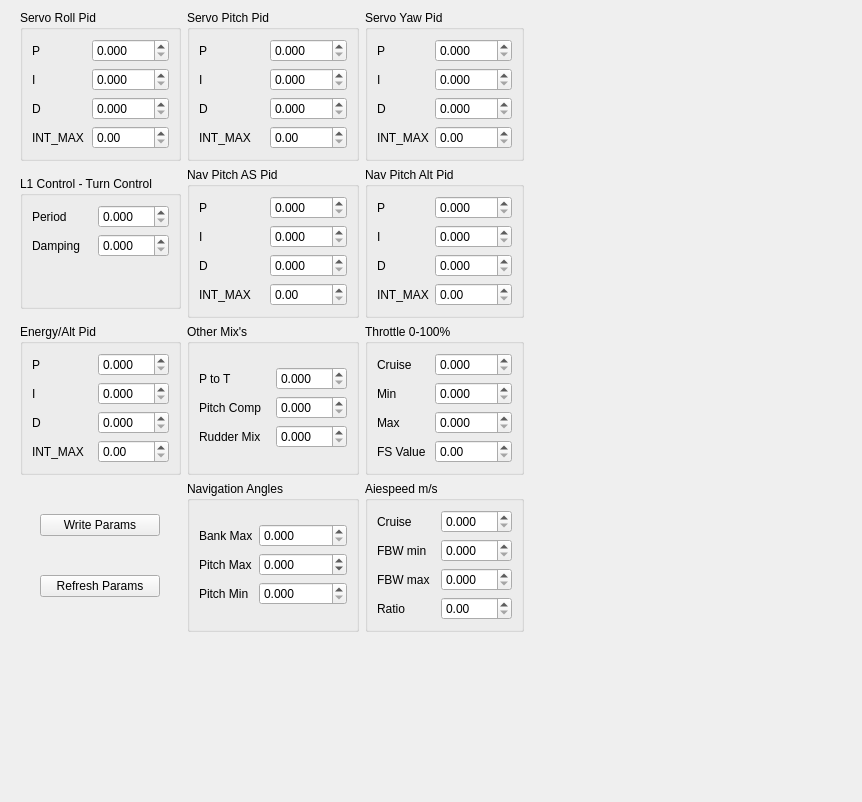
First picture: the form in src/ui/configuration/ArduPlanePidConfig.ui, repository ArduPilot/apm_planner, before the edit.
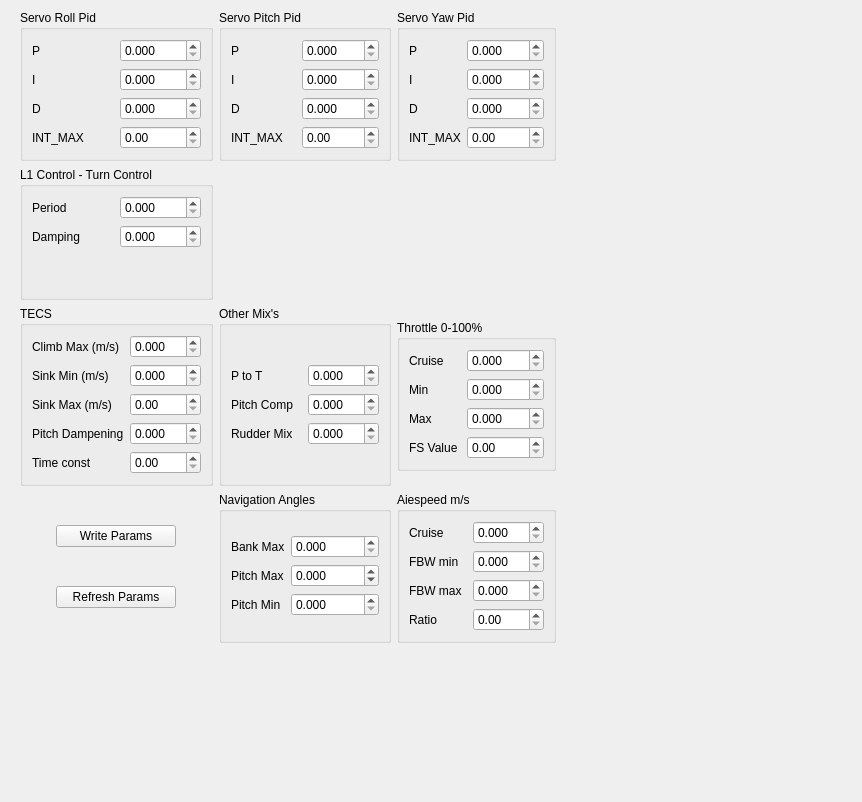
Second picture: the form after the edit.

Commit message: Update APM:Plane PIDs to reflect the new TECS system

Patch:
```diff
--- a/src/ui/configuration/ArduPlanePidConfig.ui
+++ b/src/ui/configuration/ArduPlanePidConfig.ui
@@ -228,107 +228,6 @@
       </layout>
      </widget>
     </item>
-    <item row="1" column="1">
-     <widget class="QGroupBox" name="groupBox_4">
-      <property name="sizePolicy">
-       <sizepolicy hsizetype="Preferred" vsizetype="Fixed">
-        <horstretch>0</horstretch>
-        <verstretch>0</verstretch>
-       </sizepolicy>
-      </property>
-      <property name="title">
-       <string>Nav Pitch AS Pid</string>
-      </property>
-      <layout class="QVBoxLayout" name="verticalLayout_17">
-       <item>
-        <layout class="QHBoxLayout" name="horizontalLayout_5">
-         <item>
-          <layout class="QVBoxLayout" name="verticalLayout_9">
-           <item>
-            <widget class="QLabel" name="label_17">
-             <property name="text">
-              <string>P</string>
-             </property>
-            </widget>
-           </item>
-           <item>
-            <widget class="QLabel" name="label_18">
-             <property name="text">
-              <string>I</string>
-             </property>
-            </widget>
-           </item>
-           <item>
-            <widget class="QLabel" name="label_19">
-             <property name="text">
-              <string>D</string>
-             </property>
-            </widget>
-           </item>
-           <item>
-            <widget class="QLabel" name="label_20">
-             <property name="text">
-              <string>INT_MAX</string>
-             </property>
-            </widget>
-           </item>
-          </layout>
-         </item>
-         <item>
-          <layout class="QVBoxLayout" name="verticalLayout_10">
-           <item>
-            <widget class="QDoubleSpinBox" name="navASPSpinBox">
-             <property name="decimals">
-              <number>3</number>
-             </property>
-             <property name="maximum">
-              <double>100.000000000000000</double>
-             </property>
-             <property name="singleStep">
-              <double>0.001000000000000</double>
-             </property>
-            </widget>
-           </item>
-           <item>
-            <widget class="QDoubleSpinBox" name="navASISpinBox">
-             <property name="decimals">
-              <number>3</number>
-             </property>
-             <property name="maximum">
-              <double>100.000000000000000</double>
-             </property>
-             <property name="singleStep">
-              <double>0.001000000000000</double>
-             </property>
-            </widget>
-           </item>
-           <item>
-            <widget class="QDoubleSpinBox" name="navASDSpinBox">
-             <property name="decimals">
-              <number>3</number>
-             </property>
-             <property name="maximum">
-              <double>100.000000000000000</double>
-             </property>
-             <property name="singleStep">
-              <double>0.001000000000000</double>
-             </property>
-            </widget>
-           </item>
-           <item>
-            <widget class="QDoubleSpinBox" name="navASIMAXSpinBox">
-             <property name="maximum">
-              <double>10000.000000000000000</double>
-             </property>
-            </widget>
-           </item>
-          </layout>
-         </item>
-        </layout>
-       </item>
-      </layout>
-     </widget>
-    </item>
     <item row="0" column="0">
      <widget class="QGroupBox" name="groupBox">
       <property name="sizePolicy">
@@ -430,107 +329,6 @@
       </layout>
      </widget>
     </item>
-    <item row="1" column="2">
-     <widget class="QGroupBox" name="groupBox_6">
-      <property name="sizePolicy">
-       <sizepolicy hsizetype="Preferred" vsizetype="Fixed">
-        <horstretch>0</horstretch>
-        <verstretch>0</verstretch>
-       </sizepolicy>
-      </property>
-      <property name="title">
-       <string>Nav Pitch Alt Pid</string>
-      </property>
-      <layout class="QVBoxLayout" name="verticalLayout_18">
-       <item>
-        <layout class="QHBoxLayout" name="horizontalLayout_6">
-         <item>
-          <layout class="QVBoxLayout" name="verticalLayout_11">
-           <item>
-            <widget class="QLabel" name="label_21">
-             <property name="text">
-              <string>P</string>
-             </property>
-            </widget>
-           </item>
-           <item>
-            <widget class="QLabel" name="label_22">
-             <property name="text">
-              <string>I</string>
-             </property>
-            </widget>
-           </item>
-           <item>
-            <widget class="QLabel" name="label_23">
-             <property name="text">
-              <string>D</string>
-             </property>
-            </widget>
-           </item>
-           <item>
-            <widget class="QLabel" name="label_24">
-             <property name="text">
-              <string>INT_MAX</string>
-             </property>
-            </widget>
-           </item>
-          </layout>
-         </item>
-         <item>
-          <layout class="QVBoxLayout" name="verticalLayout_12">
-           <item>
-            <widget class="QDoubleSpinBox" name="navAltPSpinBox">
-             <property name="decimals">
-              <number>3</number>
-             </property>
-             <property name="maximum">
-              <double>100.000000000000000</double>
-             </property>
-             <property name="singleStep">
-              <double>0.001000000000000</double>
-             </property>
-            </widget>
-           </item>
-           <item>
-            <widget class="QDoubleSpinBox" name="navAltISpinBox">
-             <property name="decimals">
-              <number>3</number>
-             </property>
-             <property name="maximum">
-              <double>100.000000000000000</double>
-             </property>
-             <property name="singleStep">
-              <double>0.001000000000000</double>
-             </property>
-            </widget>
-           </item>
-           <item>
-            <widget class="QDoubleSpinBox" name="navAltDSpinBox">
-             <property name="decimals">
-              <number>3</number>
-             </property>
-             <property name="maximum">
-              <double>100.000000000000000</double>
-             </property>
-             <property name="singleStep">
-              <double>0.001000000000000</double>
-             </property>
-            </widget>
-           </item>
-           <item>
-            <widget class="QDoubleSpinBox" name="navAltIMAXSpinBox">
-             <property name="maximum">
-              <double>10000.000000000000000</double>
-             </property>
-            </widget>
-           </item>
-          </layout>
-         </item>
-        </layout>
-       </item>
-      </layout>
-     </widget>
-    </item>
     <item row="1" column="0">
      <widget class="QGroupBox" name="groupBox_3">
       <property name="sizePolicy">
@@ -990,7 +788,7 @@
        </sizepolicy>
       </property>
       <property name="title">
-       <string>Energy/Alt Pid</string>
+       <string>TECS</string>
       </property>
       <layout class="QVBoxLayout" name="verticalLayout_13">
        <item>
@@ -1000,28 +798,35 @@
            <item>
             <widget class="QLabel" name="label_13">
              <property name="text">
-              <string>P</string>
+              <string>Climb Max (m/s)</string>
              </property>
             </widget>
            </item>
            <item>
             <widget class="QLabel" name="label_14">
              <property name="text">
-              <string>I</string>
+              <string>Sink Min (m/s)</string>
+             </property>
+            </widget>
+           </item>
+           <item>
+            <widget class="QLabel" name="label_32">
+             <property name="text">
+              <string>Sink Max (m/s)</string>
              </property>
             </widget>
            </item>
            <item>
             <widget class="QLabel" name="label_15">
              <property name="text">
-              <string>D</string>
+              <string>Pitch Dampening</string>
              </property>
             </widget>
            </item>
            <item>
             <widget class="QLabel" name="label_16">
              <property name="text">
-              <string>INT_MAX</string>
+              <string>Time const</string>
              </property>
             </widget>
            </item>
@@ -1056,7 +861,10 @@
             </widget>
            </item>
            <item>
-            <widget class="QDoubleSpinBox" name="energyDSpinBox">
+            <widget class="QDoubleSpinBox" name="sinkMaxSpinBox"/>
+           </item>
+           <item>
+            <widget class="QDoubleSpinBox" name="pitchDampSpinBox">
              <property name="decimals">
               <number>3</number>
              </property>
```
Left out of the diff: 8 changed lines with no effect on the pictures. The commit also changes 1 other file.
